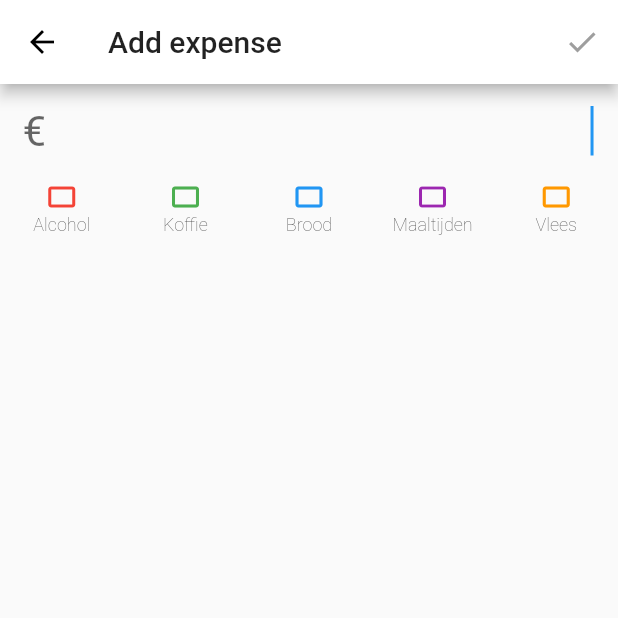
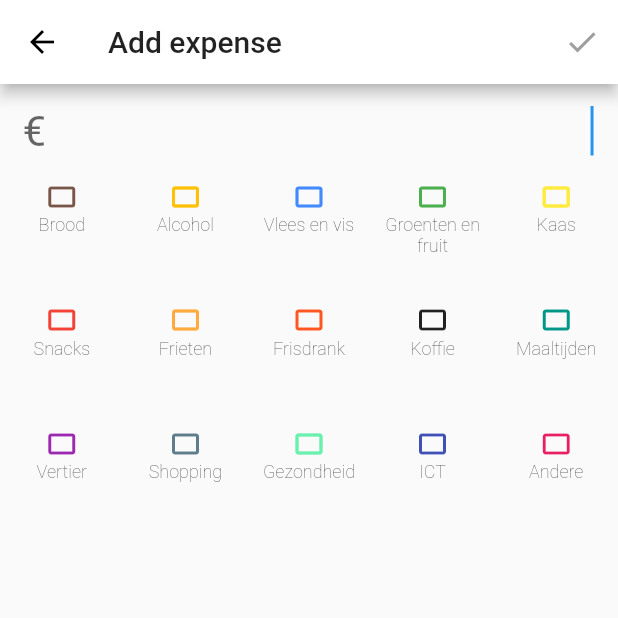
Before and after one commit to iPieter/turtle_expense_tracker, a Flutter app: the InputExpense screen opened directly with empty values, on a phone screen of 412 x 824 dp, the top half of it. Run offline on Flutter 3.47's test engine with Material 2 defaults, Android fonts, the phone set to English and light mode, and no system bars; our stand-ins replace charts_flutter, sqflite, tuple; missing offline and left inert: currency_input_formatter, mutex; accounts and stored records are empty; network calls fail.

Commit message:
closed #14

```diff
--- a/lib/InputExpense.dart
+++ b/lib/InputExpense.dart
@@ -42,13 +42,14 @@ class InputExpenseState extends State<InputExpense> {
             _category = _category != name ? name : null;
           });
         },
-        child: new Column(children: <Widget>[
+        child: new Column(mainAxisAlignment: MainAxisAlignment.start, crossAxisAlignment: CrossAxisAlignment.center, children: <Widget>[
           Icon(Icons.crop_landscape,
               color:
                   _category == null || _category == name ? color : Colors.grey),
           Text(
             name,
-            style: new TextStyle(fontSize: 12.0, fontWeight: FontWeight.w100),
+            textAlign: TextAlign.center,
+            style: new TextStyle(fontSize: 12.0, fontWeight: FontWeight.w100,),
           )
         ]));
   }
@@ -106,11 +107,21 @@ class InputExpenseState extends State<InputExpense> {
             shrinkWrap: true,
             crossAxisCount: 5,
             children: <Widget>[
-              getCategoryBtn("Alcohol", Colors.red),
-              getCategoryBtn("Koffie", Colors.green),
-              getCategoryBtn("Brood", Colors.blue),
-              getCategoryBtn("Maaltijden", Colors.purple),
-              getCategoryBtn("Vlees", Colors.orange),
+              getCategoryBtn("Brood", Colors.brown),
+              getCategoryBtn("Alcohol", Colors.amber),
+              getCategoryBtn("Vlees en vis", Colors.blueAccent),
+              getCategoryBtn("Groenten en fruit", Colors.green),
+              getCategoryBtn("Kaas", Colors.yellow),
+              getCategoryBtn("Snacks", Colors.red),
+              getCategoryBtn("Frieten", Colors.orangeAccent),
+              getCategoryBtn("Frisdrank", Colors.deepOrange),
+              getCategoryBtn("Koffie", Colors.black87),
+              getCategoryBtn("Maaltijden", Colors.teal),
+              getCategoryBtn("Vertier", Colors.purple),
+              getCategoryBtn("Shopping", Colors.blueGrey),
+              getCategoryBtn("Gezondheid", Colors.greenAccent),
+              getCategoryBtn("ICT", Colors.indigo),
+              getCategoryBtn("Andere", Colors.pink),
             ],
           ),
         ]));
```
